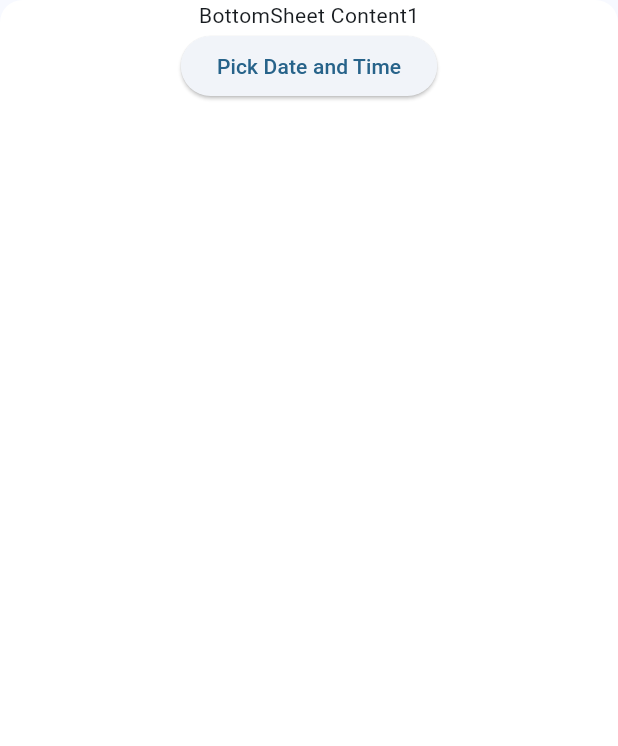
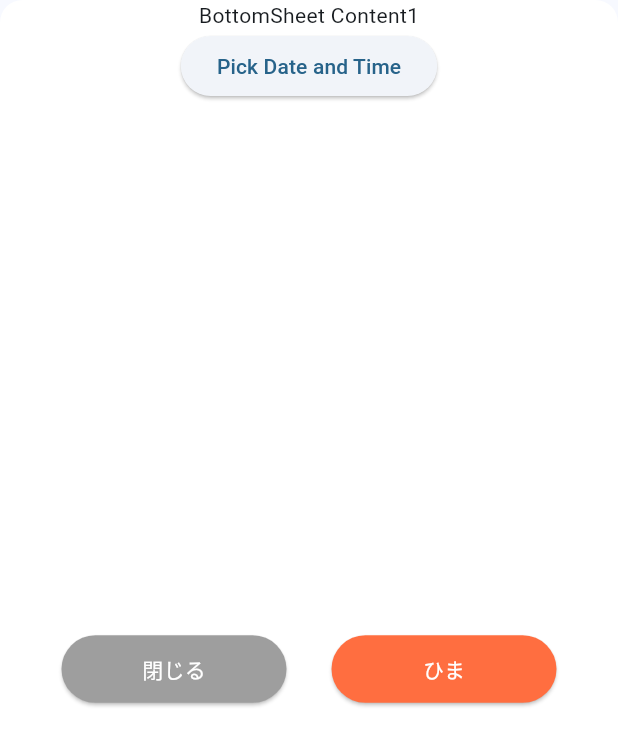
Before and after one commit to horiyu/hi-match, a Flutter app: the HimaModal widget shown alone on an empty page, opened directly, on a phone screen of 412 x 824 dp. Shown: the top 746 px of the screen. Run offline on Flutter 3.47's test engine with Material 3 defaults, Android fonts, the phone set to English and light mode, and no system bars; our stand-ins replace cloud_firestore, firebase_analytics, firebase_auth, firebase_core, flutter_datetime_picker_plus, hooks_riverpod and 1 more; accounts and stored records are empty.

Commit message:
HimaModalウィジェットに「閉じる」と「ひま」ボタンを追加し、ボトムシートのUIを改善

```diff
--- a/lib/hima_modal.dart
+++ b/lib/hima_modal.dart
@@ -36,8 +36,42 @@ class HimaModal extends StatelessWidget {
               );
             },
             child: const Text('Pick Date and Time'),
-          )
-          // _selectTime(context),
+          ),
+          Expanded(child: Container()),
+          Padding(
+            padding: const EdgeInsets.only(bottom: 30),
+            child: Row(
+              mainAxisAlignment: MainAxisAlignment.center,
+              children: [
+                ElevatedButton(
+                  style: ButtonStyle(
+                    backgroundColor: WidgetStateProperty.all(Colors.grey),
+                    minimumSize: WidgetStateProperty.all(const Size(150, 45)),
+                  ),
+                  child: const Text(
+                    '閉じる',
+                    style: TextStyle(color: Colors.white),
+                  ),
+                  onPressed: () => Navigator.of(context).pop(),
+                ),
+                const SizedBox(width: 30),
+                ElevatedButton(
+                  style: ButtonStyle(
+                    backgroundColor:
+                        WidgetStateProperty.all(Colors.deepOrangeAccent),
+                    minimumSize: WidgetStateProperty.all(const Size(150, 45)),
+                  ),
+                  child: const Text(
+                    'ひま',
+                    style: TextStyle(color: Colors.white),
+                  ),
+                  onPressed: () {
+                    Navigator.of(context).pop();
+                  },
+                ),
+              ],
+            ),
+          ),
         ],
       ),
     );
```
